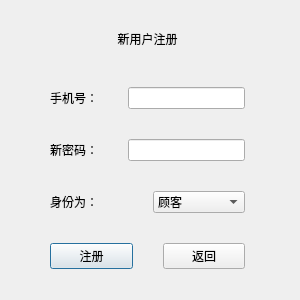
Above: register_dialog.ui from jianghaojun/Management-system before the change. Below: the same form after it.
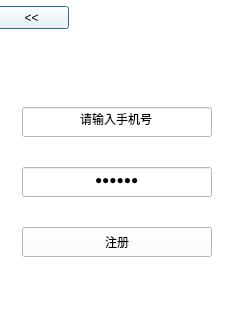
That is the form after the change. Icons and pictures are not drawn.

Diff of the .ui file:
```diff
--- a/register_dialog.ui
+++ b/register_dialog.ui
@@ -6,37 +6,161 @@
    <rect>
     <x>0</x>
     <y>0</y>
-    <width>300</width>
-    <height>300</height>
+    <width>240</width>
+    <height>330</height>
    </rect>
   </property>
   <property name="windowTitle">
    <string>新用户注册</string>
   </property>
+  <property name="styleSheet">
+   <string notr="true">background-color: rgb(255, 255, 255);</string>
+  </property>
+  <widget class="QLabel" name="label">
+   <property name="geometry">
+    <rect>
+     <x>87</x>
+     <y>22</y>
+     <width>60</width>
+     <height>60</height>
+    </rect>
+   </property>
+   <property name="minimumSize">
+    <size>
+     <width>60</width>
+     <height>60</height>
+    </size>
+   </property>
+   <property name="maximumSize">
+    <size>
+     <width>60</width>
+     <height>60</height>
+    </size>
+   </property>
+   <property name="sizeIncrement">
+    <size>
+     <width>0</width>
+     <height>0</height>
+    </size>
+   </property>
+   <property name="styleSheet">
+    <string notr="true">font: 75 14pt &quot;Arial&quot;;
+</string>
+   </property>
+   <property name="text">
+    <string/>
+   </property>
+   <property name="pixmap">
+    <pixmap resource="image.qrc">:/image/images/login_head.png</pixmap>
+   </property>
+   <property name="alignment">
+    <set>Qt::AlignCenter</set>
+   </property>
+  </widget>
+  <widget class="QLabel" name="pwdlabel">
+   <property name="geometry">
+    <rect>
+     <x>29</x>
+     <y>173</y>
+     <width>20</width>
+     <height>20</height>
+    </rect>
+   </property>
+   <property name="minimumSize">
+    <size>
+     <width>20</width>
+     <height>20</height>
+    </size>
+   </property>
+   <property name="maximumSize">
+    <size>
+     <width>20</width>
+     <height>20</height>
+    </size>
+   </property>
+   <property name="text">
+    <string/>
+   </property>
+   <property name="pixmap">
+    <pixmap resource="image.qrc">:/image/images/login_lock.png</pixmap>
+   </property>
+  </widget>
+  <widget class="QLabel" name="pnlabel">
+   <property name="geometry">
+    <rect>
+     <x>29</x>
+     <y>113</y>
+     <width>20</width>
+     <height>20</height>
+    </rect>
+   </property>
+   <property name="minimumSize">
+    <size>
+     <width>20</width>
+     <height>20</height>
+    </size>
+   </property>
+   <property name="maximumSize">
+    <size>
+     <width>20</width>
+     <height>20</height>
+    </size>
+   </property>
+   <property name="sizeIncrement">
+    <size>
+     <width>0</width>
+     <height>0</height>
+    </size>
+   </property>
+   <property name="text">
+    <string/>
+   </property>
+   <property name="pixmap">
+    <pixmap resource="image.qrc">:/image/images/login_people.png</pixmap>
+   </property>
+  </widget>
+  <widget class="QPushButton" name="backpushButton">
+   <property name="geometry">
+    <rect>
+     <x>-6</x>
+     <y>6</y>
+     <width>75</width>
+     <height>23</height>
+    </rect>
+   </property>
+   <property name="text">
+    <string>&lt;&lt;</string>
+   </property>
+  </widget>
   <widget class="QWidget" name="layoutWidget">
    <property name="geometry">
     <rect>
-     <x>50</x>
-     <y>20</y>
-     <width>195</width>
-     <height>249</height>
+     <x>22</x>
+     <y>97</y>
+     <width>192</width>
+     <height>172</height>
     </rect>
    </property>
-   <layout class="QVBoxLayout" name="verticalLayout_3">
+   <layout class="QVBoxLayout" name="verticalLayout">
     <property name="spacing">
-     <number>30</number>
+     <number>20</number>
     </property>
-    <property name="sizeConstraint">
-     <enum>QLayout::SetDefaultConstraint</enum>
-    </property>
     <item>
-     <widget class="QLabel" name="label">
-      <property name="styleSheet">
-       <string notr="true">font: 12pt &quot;Arial&quot;;
-font: 75 20pt &quot;Arial&quot;;</string>
+     <widget class="QLineEdit" name="pnlineEdit">
+      <property name="minimumSize">
+       <size>
+        <width>190</width>
+        <height>30</height>
+       </size>
       </property>
+      <property name="maximumSize">
+       <size>
+        <width>190</width>
+        <height>30</height>
+       </size>
+      </property>
       <property name="text">
-       <string>新用户注册</string>
+       <string>请输入手机号</string>
       </property>
       <property name="alignment">
        <set>Qt::AlignCenter</set>
@@ -44,117 +168,48 @@
      </widget>
     </item>
     <item>
-     <layout class="QVBoxLayout" name="verticalLayout_2">
-      <property name="spacing">
-       <number>30</number>
+     <widget class="QLineEdit" name="pwdlineEdit">
+      <property name="minimumSize">
+       <size>
+        <width>190</width>
+        <height>30</height>
+       </size>
       </property>
-      <item>
-       <layout class="QVBoxLayout" name="verticalLayout">
-        <property name="spacing">
-         <number>30</number>
-        </property>
-        <item>
-         <layout class="QHBoxLayout" name="horizontalLayout">
-          <item>
-           <widget class="QLabel" name="label_3">
-            <property name="text">
-             <string>手机号：</string>
-            </property>
-           </widget>
-          </item>
-          <item>
-           <widget class="QLineEdit" name="pnlineEdit"/>
-          </item>
-         </layout>
-        </item>
-        <item>
-         <layout class="QHBoxLayout" name="horizontalLayout_2">
-          <item>
-           <widget class="QLabel" name="label_4">
-            <property name="text">
-             <string>新密码：</string>
-            </property>
-           </widget>
-          </item>
-          <item>
-           <widget class="QLineEdit" name="pwdlineEdit">
-            <property name="echoMode">
-             <enum>QLineEdit::PasswordEchoOnEdit</enum>
-            </property>
-           </widget>
-          </item>
-         </layout>
-        </item>
-        <item>
-         <layout class="QHBoxLayout" name="horizontalLayout_3">
-          <property name="spacing">
-           <number>10</number>
-          </property>
-          <item>
-           <widget class="QLabel" name="label_2">
-            <property name="text">
-             <string>身份为：</string>
-            </property>
-           </widget>
-          </item>
-          <item>
-           <widget class="QComboBox" name="comboBox">
-            <property name="currentText">
-             <string>顾客</string>
-            </property>
-            <item>
-             <property name="text">
-              <string>顾客</string>
-             </property>
-            </item>
-            <item>
-             <property name="text">
-              <string>服务员</string>
-             </property>
-            </item>
-            <item>
-             <property name="text">
-              <string>厨师</string>
-             </property>
-            </item>
-            <item>
-             <property name="text">
-              <string>经理</string>
-             </property>
-            </item>
-            <item>
-             <property name="text">
-              <string>系统管理员</string>
-             </property>
-            </item>
-           </widget>
-          </item>
-         </layout>
-        </item>
-       </layout>
-      </item>
-      <item>
-       <layout class="QHBoxLayout" name="horizontalLayout_4">
-        <property name="spacing">
-         <number>30</number>
-        </property>
-        <item>
-         <widget class="QPushButton" name="repushButton">
-          <property name="text">
-           <string>注册</string>
-          </property>
-         </widget>
-        </item>
-        <item>
-         <widget class="QPushButton" name="backpushButton">
-          <property name="text">
-           <string>返回</string>
-          </property>
-         </widget>
-        </item>
-       </layout>
-      </item>
-     </layout>
+      <property name="maximumSize">
+       <size>
+        <width>190</width>
+        <height>30</height>
+       </size>
+      </property>
+      <property name="text">
+       <string>请输入密码:</string>
+      </property>
+      <property name="echoMode">
+       <enum>QLineEdit::Password</enum>
+      </property>
+      <property name="alignment">
+       <set>Qt::AlignCenter</set>
+      </property>
+     </widget>
+    </item>
+    <item>
+     <widget class="QPushButton" name="repushButton">
+      <property name="minimumSize">
+       <size>
+        <width>190</width>
+        <height>30</height>
+       </size>
+      </property>
+      <property name="maximumSize">
+       <size>
+        <width>190</width>
+        <height>30</height>
+       </size>
+      </property>
+      <property name="text">
+       <string>注册</string>
+      </property>
+     </widget>
     </item>
    </layout>
   </widget>
```
Left out of the diff: 9 changed lines with no effect on the pictures.
